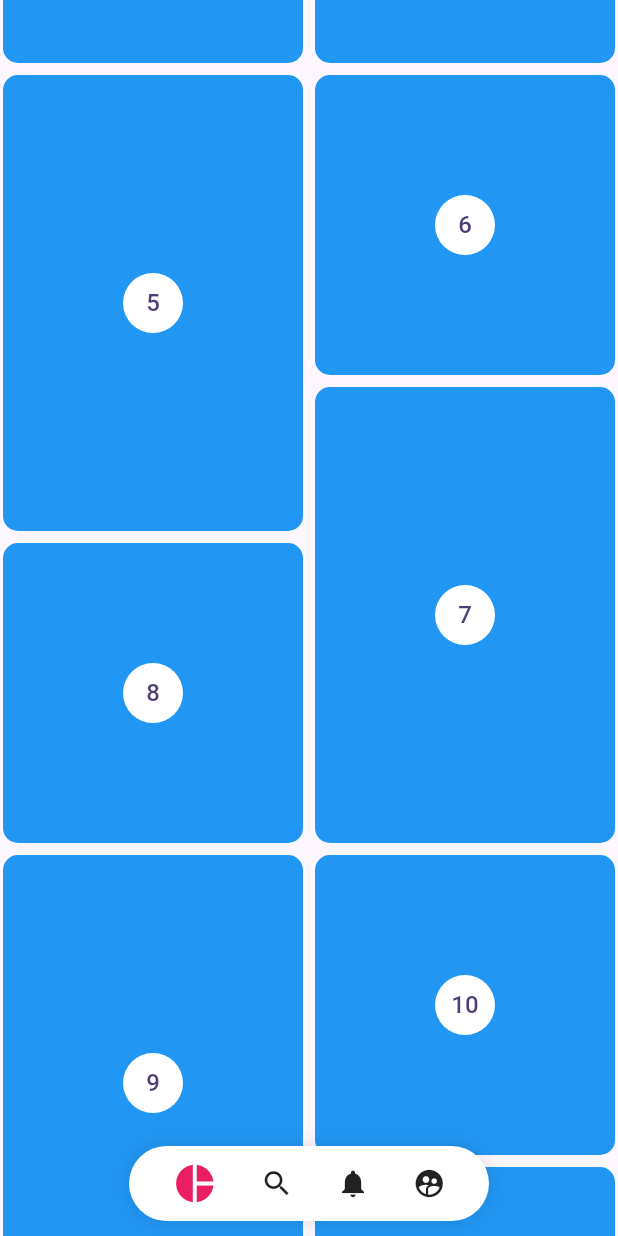
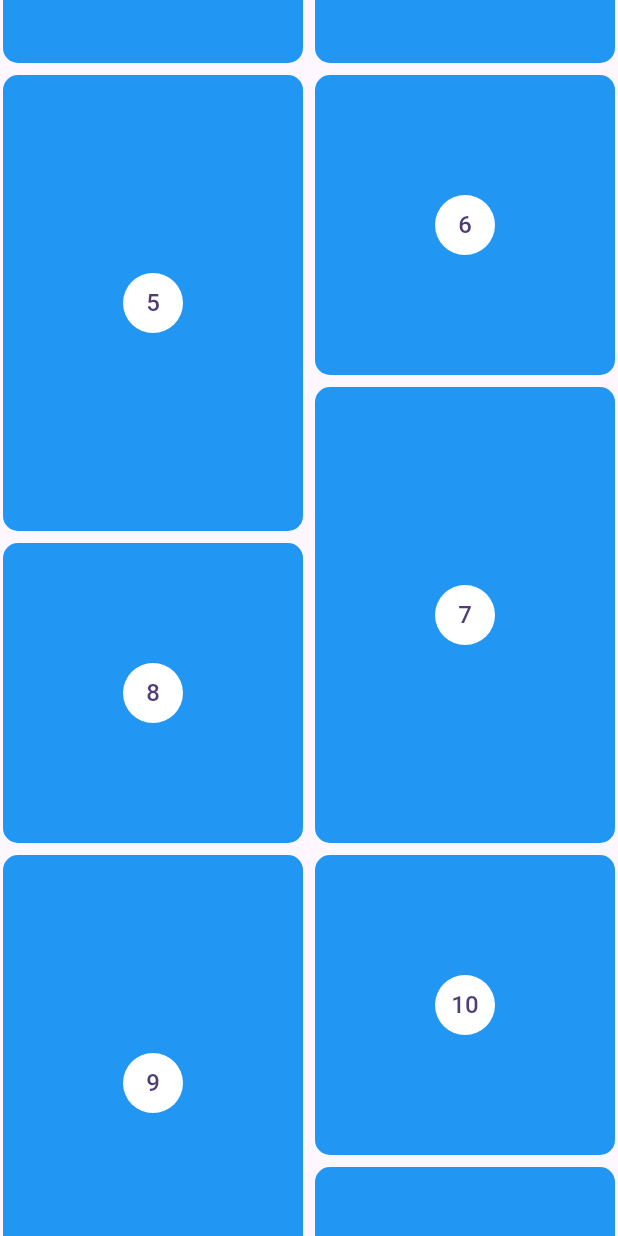
Before and after one commit to manuelcastrobarinas/pinterest_app_desing_flutter, a Flutter app: the screen it shows after launch, scrolled down 576 dp, on a phone screen of 412 x 824 dp. Run offline on Flutter 3.47's test engine with Material 3 defaults, Android fonts, the phone set to English and light mode, and no system bars.

Commit message:
add the animations to show and hide menu

```diff
--- a/lib/src/pages/pinterest_page.dart
+++ b/lib/src/pages/pinterest_page.dart
@@ -1,5 +1,7 @@
 import 'package:flutter/material.dart';
 import 'package:flutter_staggered_grid_view/flutter_staggered_grid_view.dart';
+import 'package:provider/provider.dart';
+import '../providers/menu_provider.dart';
 import '../widgets/widgets.dart';
 
 
@@ -8,7 +10,9 @@ class PinterestPage extends StatelessWidget {
 
   @override
   Widget build(BuildContext context) {
-    return  Scaffold(
+    return  ChangeNotifierProvider(
+      create: (BuildContext context) => MenuProvider(),
+      child : Scaffold(
         body : Stack(
           children: [
             _PinterestGrid(),
@@ -21,21 +25,52 @@ class PinterestPage extends StatelessWidget {
             )
           ],
         )
+      ),
     );
   }
 }
 
-class _PinterestGrid extends StatelessWidget {
+class _PinterestGrid extends StatefulWidget {
+  @override
+  State<_PinterestGrid> createState() => _PinterestGridState();
+}
+
+class _PinterestGridState extends State<_PinterestGrid> {
+
   final List<int> items = List.generate(200, (index) => index);
+  ScrollController scrollController = ScrollController();
+  double hideMenu = 0;
+
+  @override
+  void initState() {
+
+    scrollController.addListener(() {
+      if (scrollController.offset > hideMenu && scrollController.offset > 100) {
+        Provider.of<MenuProvider>(context, listen: false).showMenu = false;
+      } else {
+        Provider.of<MenuProvider>(context, listen: false).showMenu = true;
+      }
+      hideMenu = scrollController.offset;
+    });
+
+    super.initState();
+  }
+
+  @override
+  void dispose() {
+    scrollController.dispose();
+    super.dispose();
+  }
 
   @override
   Widget build(BuildContext context) {
     return StaggeredGridView.countBuilder(
-      crossAxisCount: 4,
-      itemCount: items.length,
-      itemBuilder: (BuildContext context, int index) => _PinterestItem(index: index),
-      staggeredTileBuilder: (int index) => StaggeredTile.count(2, index.isEven ? 2 : 3),
-      mainAxisSpacing: 4.0,
+      controller : scrollController,
+      itemCount  : items.length,
+      crossAxisCount  : 4,
+      itemBuilder : (BuildContext context, int index) => _PinterestItem(index: index),
+      staggeredTileBuilder  : (int index) => StaggeredTile.count(2, index.isEven ? 2 : 3),
+      mainAxisSpacing : 4.0,
       crossAxisSpacing: 4.0,
     );
   }
--- a/lib/src/providers/menu_provider.dart
+++ b/lib/src/providers/menu_provider.dart
@@ -3,10 +3,18 @@ import 'package:flutter/material.dart';
 class MenuProvider with ChangeNotifier {
 
   int _selectedItem = 0;
-  int get selectedItem  => _selectedItem;
+  bool _showMenu = true;
+
+  int   get selectedItem  => _selectedItem;
+  bool  get showMenu => _showMenu;
 
   set selectedItem(int index) {
     _selectedItem = index;
     notifyListeners();
   }
+
+  set showMenu(bool showMenu) {
+    _showMenu = showMenu;
+    notifyListeners();
+  }
 }
--- a/lib/src/widgets/pinterest_menu.dart
+++ b/lib/src/widgets/pinterest_menu.dart
@@ -15,19 +15,23 @@ class PinterestButton {
 class PinterestMenu extends StatelessWidget {
 
   final List<PinterestButton> items = [
-    PinterestButton(icon: Icons.pie_chart, onPressed: () {}),
-    PinterestButton(icon: Icons.search, onPressed: () {}),
-    PinterestButton(icon: Icons.notifications, onPressed: () {}),
-    PinterestButton(icon: Icons.supervised_user_circle_rounded, onPressed: () {}),
+    PinterestButton(icon: Icons.pie_chart, onPressed: () {print("adsadasdsadadentro");}),
+    PinterestButton(icon: Icons.search, onPressed: () {print("adsadasdsadadentro");}),
+    PinterestButton(icon: Icons.notifications, onPressed: () {print("adsadasdsadadentro");}),
+    PinterestButton(icon: Icons.supervised_user_circle_rounded, onPressed: () {print("adsadasdsadadentro");}),
   ];
 
   PinterestMenu({super.key});
 
   @override
   Widget build(BuildContext context) {
+    final menuProvider = Provider.of<MenuProvider>(context).showMenu;
     return ChangeNotifierProvider(
       create: (BuildContext context) =>  MenuProvider(),
-      child : Container(
+      child : AnimatedOpacity( //TODO: TENER EN CUENTA QUE ESTO SOLO CAMBIA LA OPACIDAD MAS NO LO OCULTA EN VERDAD
+        duration: const Duration(milliseconds: 300),
+        opacity : (menuProvider) ? 1 : 0,
+        child: Container(
           width : 240,
           height: 50,
           decoration: BoxDecoration(
@@ -41,6 +45,7 @@ class PinterestMenu extends StatelessWidget {
             ]
           ),
           child: _MenuItems(items),
+        ),
       ),
     );
   }
@@ -70,12 +75,11 @@ class _PinterestMenuButton extends StatelessWidget {
   @override
   Widget build(BuildContext context) {
     final menuProvider = Provider.of<MenuProvider>(context);
-    return GestureDetector(
-      behavior  : HitTestBehavior.translucent,
-      onTap: () {
+    return  GestureDetector(
+      onTap: menuProvider.showMenu ? () {
         menuProvider.selectedItem = index;
         item.onPressed();
-      },
+      } : null,
       child: SizedBox(
         child: Icon(
           item.icon,
```
Lines whose indentation alone changed are shown as unchanged.
